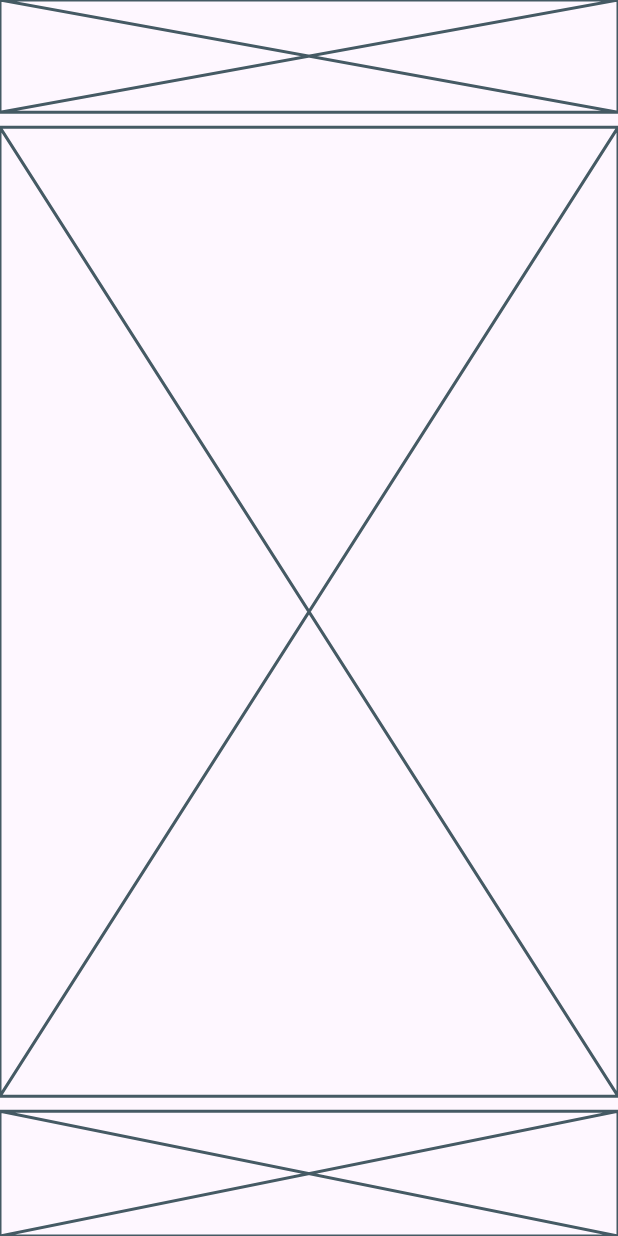
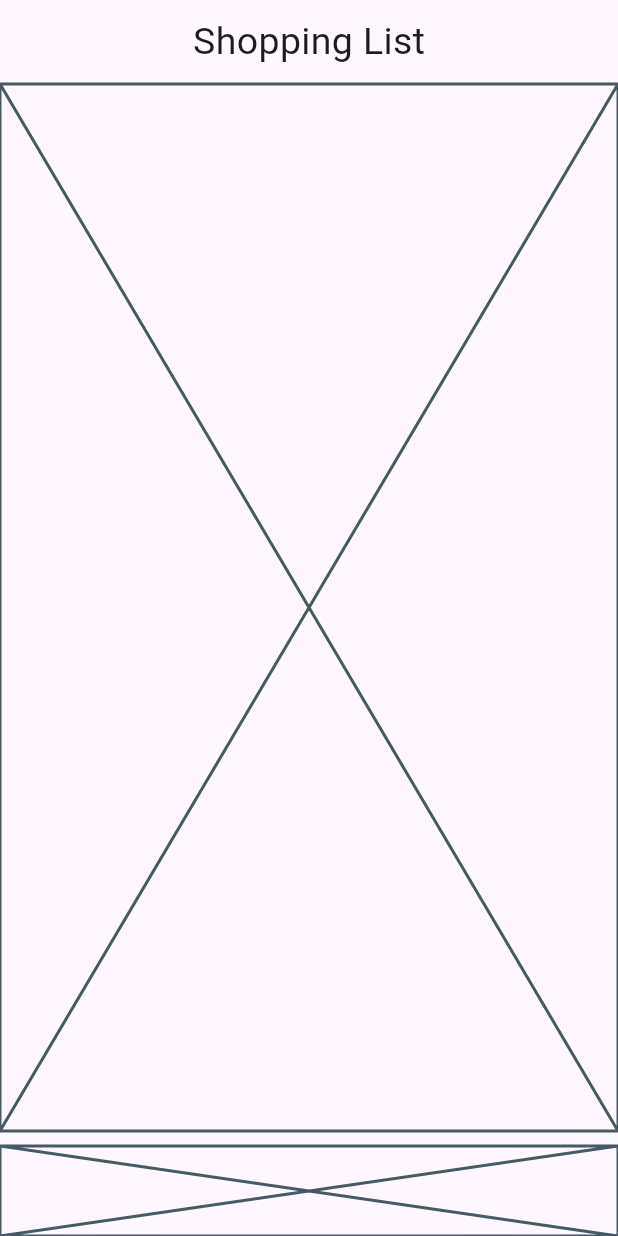
Before and after one commit to Vortex842/shopping_list_app, a Flutter app: the screen it shows after launch, on a phone screen of 412 x 824 dp. Run offline on Flutter 3.47's test engine with Material 3 defaults, Android fonts, the phone set to English and light mode, and no system bars.

Commit message:
reconstruct main scren

```diff
--- a/lib/main.dart
+++ b/lib/main.dart
@@ -1,4 +1,6 @@
 import 'package:flutter/material.dart';
+
+import 'widgets/shopping_app_bar.dart';
 
 void main() {
   runApp(const MainApp());
@@ -12,22 +14,16 @@ class MainApp extends StatelessWidget {
     return const MaterialApp(
       debugShowCheckedModeBanner: false,
       home: Scaffold(
+        appBar: ShoppingAppBar(),
         body: Column(
           children: [
-            Expanded(flex: 1, child: Placeholder()),
             Expanded(
-              flex: 10,
-              child: Column(
-                children: [
-                  Expanded(
-                      flex: 8,
-                      child: Padding(
-                        padding: EdgeInsets.symmetric(vertical: 10),
-                        child: Placeholder(),
-                      )),
-                  Expanded(flex: 1, child: Placeholder()),
-                ],
-              ),
+                child: Padding(
+              padding: EdgeInsets.only(bottom: 10),
+              child: Placeholder(),
+            )),
+            Placeholder(
+              fallbackHeight: 60,
             ),
           ],
         ),
--- /dev/null
+++ b/lib/widgets/shopping_app_bar.dart
@@ -0,0 +1,27 @@
+import 'package:flutter/material.dart';
+
+class ShoppingAppBar extends StatelessWidget implements PreferredSizeWidget {
+  const ShoppingAppBar({super.key});
+
+  @override
+  Widget build(BuildContext context) {
+    return LayoutBuilder(
+      builder: (_, bordes) => SizedBox.fromSize(
+        size: Size.fromHeight(bordes.maxHeight),
+        child: const Stack(
+          children: [
+            Center(
+              child: Text(
+                "Shopping List",
+                style: TextStyle(fontSize: 25),
+              ),
+            ),
+          ],
+        ),
+      ),
+    );
+  }
+
+  @override
+  Size get preferredSize => const Size.fromHeight(kToolbarHeight);
+}
```
